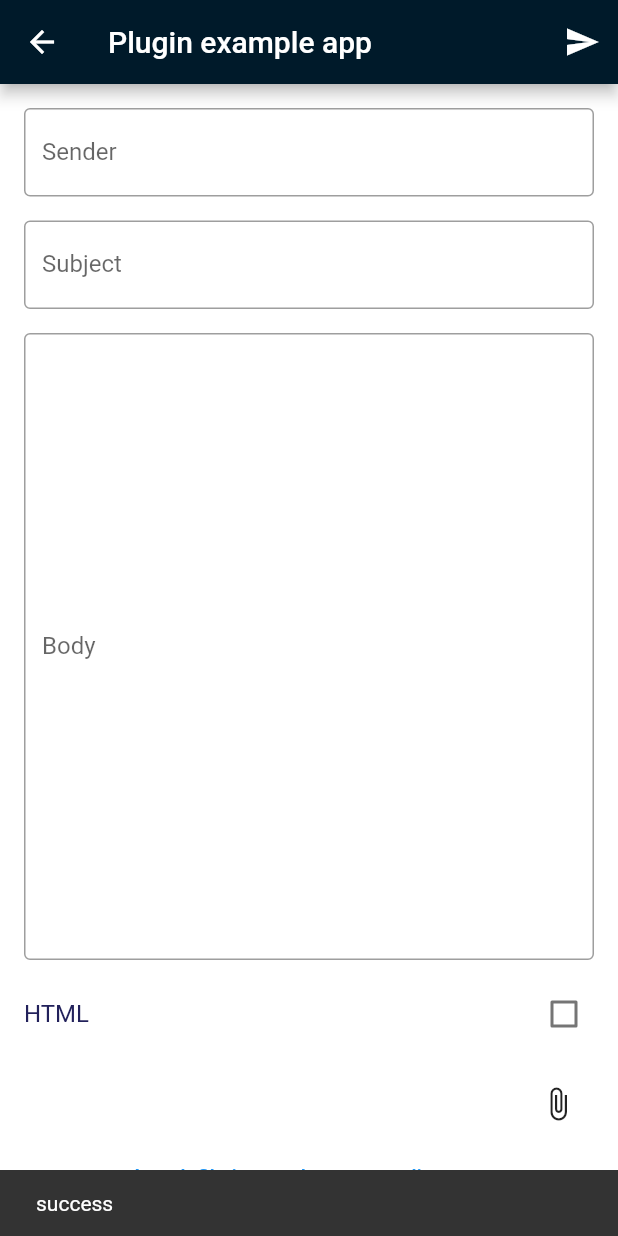
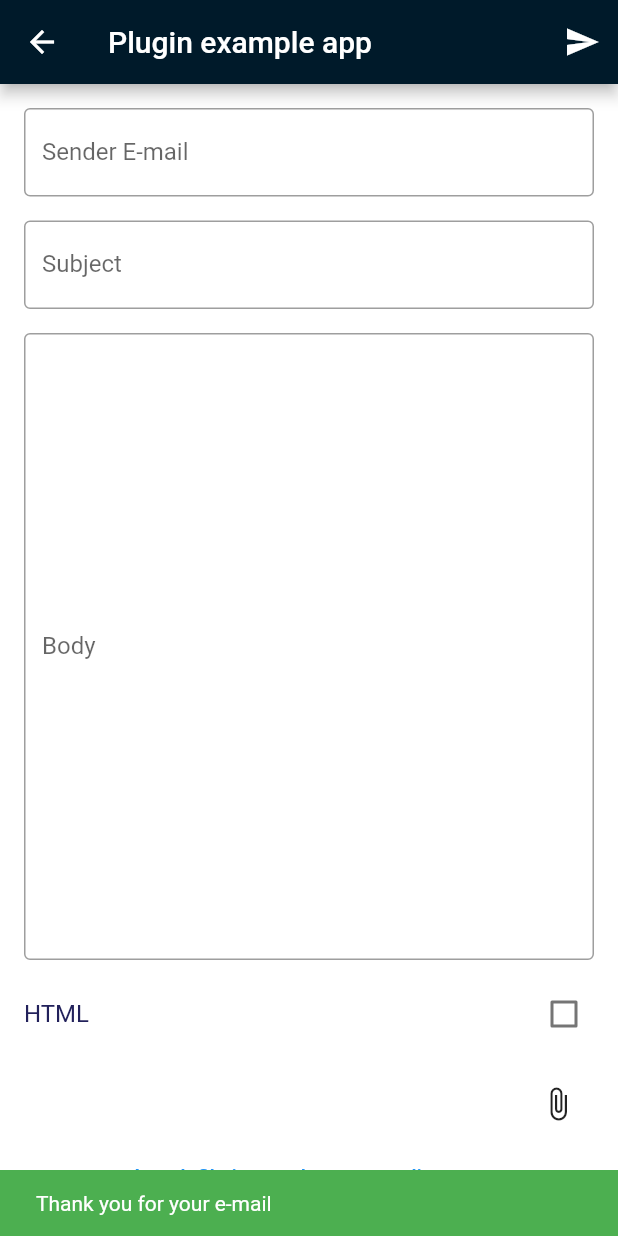
Before and after one commit to Hadjimamas/Testing_Project, a Flutter app: the EmailSender screen opened directly, after a tap on "Attach file in app documents directory", after a tap on the "remove circle" icon, after a tap on the "send" icon, on a phone screen of 412 x 824 dp. Run offline on Flutter 3.47's test engine with Material 2 defaults, Android fonts, the phone set to English and light mode, and no system bars; drawn by our look-alikes of overlay_support; our stand-ins replace connectivity_plus, google_fonts, image_picker, internet_connection_checker, package_info_plus; missing offline and left inert: flutter_email_sender.

Commit message:
Practice Project

```diff
--- a/lib/email.dart
+++ b/lib/email.dart
@@ -1,3 +1,5 @@
+// ignore_for_file: avoid_print
+
 import 'dart:async';
 import 'dart:io';
 
@@ -37,19 +39,22 @@ class _EmailSenderState extends State<EmailSender> {
     );
 
     String platformResponse;
-
+    Color response;
     try {
       await FlutterEmailSender.send(email);
-      platformResponse = 'success';
+      platformResponse = 'Thank you for your e-mail';
+      response = Colors.green;
     } catch (error) {
       print(error);
-      platformResponse = error.toString();
+      platformResponse = "An error occurred --> ${error.toString()}";
+      response = Colors.red;
     }
 
     if (!mounted) return;
 
     ScaffoldMessenger.of(context).showSnackBar(
       SnackBar(
+        backgroundColor: response,
         content: Text(platformResponse),
       ),
     );
@@ -59,38 +64,38 @@ class _EmailSenderState extends State<EmailSender> {
   Widget build(BuildContext context) {
     return Scaffold(
       appBar: AppBar(
-        title: Text('Plugin example app'),
+        title: const Text('Plugin example app'),
         actions: <Widget>[
           IconButton(
             onPressed: send,
-            icon: Icon(Icons.send),
+            icon: const Icon(Icons.send),
           )
         ],
       ),
       body: Padding(
-        padding: EdgeInsets.all(8.0),
+        padding: const EdgeInsets.all(8.0),
         child: Column(
           mainAxisSize: MainAxisSize.max,
           // mainAxisAlignment: MainAxisAlignment.spaceBetween,
           crossAxisAlignment: CrossAxisAlignment.center,
           children: <Widget>[
             Padding(
-              padding: EdgeInsets.all(8.0),
+              padding: const EdgeInsets.all(8.0),
               child: TextField(
                 keyboardType: TextInputType.emailAddress,
                 controller: _senderController,
-                decoration: InputDecoration(
+                decoration: const InputDecoration(
                   border: OutlineInputBorder(),
                   hintText: 'Email',
-                  labelText: 'Sender',
+                  labelText: 'Sender E-mail',
                 ),
               ),
             ),
             Padding(
-              padding: EdgeInsets.all(8.0),
+              padding: const EdgeInsets.all(8.0),
               child: TextField(
                 controller: _subjectController,
-                decoration: InputDecoration(
+                decoration: const InputDecoration(
                   border: OutlineInputBorder(),
                   hintText: 'Subject',
                   labelText: 'Subject',
@@ -99,13 +104,13 @@ class _EmailSenderState extends State<EmailSender> {
             ),
             Expanded(
               child: Padding(
-                padding: EdgeInsets.all(8.0),
+                padding: const EdgeInsets.all(8.0),
                 child: TextField(
                   controller: _bodyController,
                   maxLines: null,
                   expands: true,
                   textAlignVertical: TextAlignVertical.top,
-                  decoration: InputDecoration(
+                  decoration: const InputDecoration(
                       hintText: 'Enter text here',
                       labelText: 'Body',
                       border: OutlineInputBorder()),
@@ -114,8 +119,8 @@ class _EmailSenderState extends State<EmailSender> {
             ),
             CheckboxListTile(
               contentPadding:
-                  EdgeInsets.symmetric(vertical: 0.0, horizontal: 8.0),
-              title: Text('HTML'),
+                  const EdgeInsets.symmetric(vertical: 0.0, horizontal: 8.0),
+              title: const Text('HTML'),
               onChanged: (bool? value) {
                 if (value != null) {
                   setState(() {
@@ -126,7 +131,7 @@ class _EmailSenderState extends State<EmailSender> {
               value: isHTML,
             ),
             Padding(
-              padding: EdgeInsets.all(8.0),
+              padding: const EdgeInsets.all(8.0),
               child: Column(
                 children: <Widget>[
                   for (var i = 0; i < attachments.length; i++)
@@ -140,7 +145,7 @@ class _EmailSenderState extends State<EmailSender> {
                           ),
                         ),
                         IconButton(
-                          icon: Icon(Icons.remove_circle),
+                          icon: const Icon(Icons.remove_circle),
                           onPressed: () => {_removeAttachment(i)},
                         )
                       ],
@@ -148,13 +153,13 @@ class _EmailSenderState extends State<EmailSender> {
                   Align(
                     alignment: Alignment.centerRight,
                     child: IconButton(
-                      icon: Icon(Icons.attach_file),
+                      icon: const Icon(Icons.attach_file),
                       onPressed: _openImagePicker,
                     ),
                   ),
                   TextButton(
-                    child: Text('Attach file in app documents directory'),
-                    onPressed: () => _attachFileFromAppDocumentsDirectoy(),
+                    child: const Text('Attach file in app documents directory'),
+                    onPressed: () => _attachFileFromAppDocumentsDirectory(),
                   ),
                 ],
               ),
@@ -181,7 +186,7 @@ class _EmailSenderState extends State<EmailSender> {
     });
   }
 
-  Future<void> _attachFileFromAppDocumentsDirectoy() async {
+  Future<void> _attachFileFromAppDocumentsDirectory() async {
     try {
       final appDocumentDir = await getApplicationDocumentsDirectory();
       final filePath = appDocumentDir.path + '/file.txt';
@@ -193,8 +198,8 @@ class _EmailSenderState extends State<EmailSender> {
       });
     } catch (e) {
       ScaffoldMessenger.of(context).showSnackBar(
-        SnackBar(
-          content: Text('Failed to create file in applicion directory'),
+        const SnackBar(
+          content: Text('Failed to create file in application directory'),
         ),
       );
     }
```
